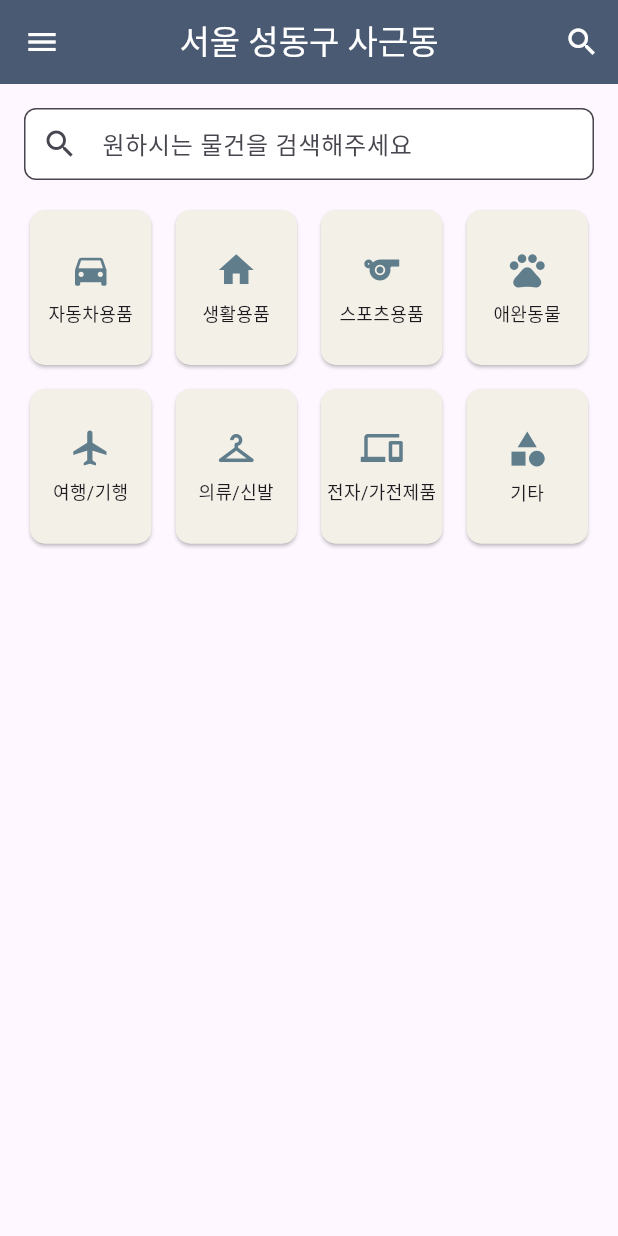
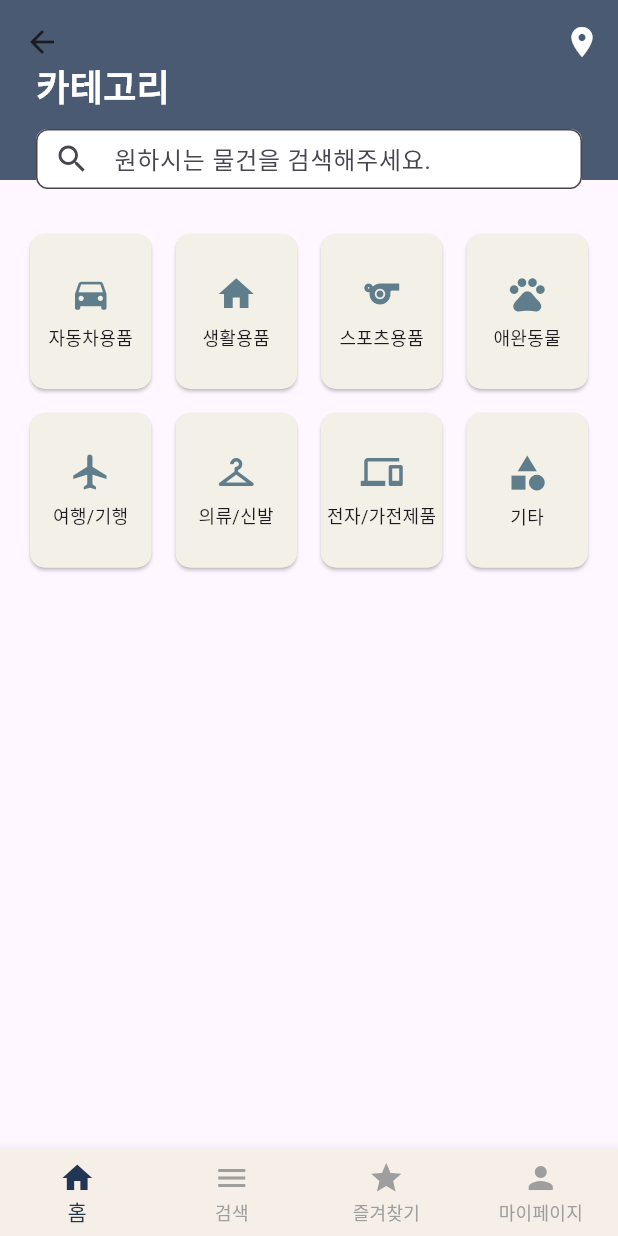
Before and after one commit to DECODINGBOT/2025_ESC, a Flutter app: the CategoryScreen screen opened directly, on a phone screen of 412 x 824 dp. Run offline on Flutter 3.47's test engine with Material 3 defaults, Android fonts, the phone set to English and light mode, and no system bars; our stand-ins replace firebase_auth, firebase_core, flutter_svg; accounts and stored records are empty; Roboto replaces fonts that are missing (NanumSquareRound).

Commit message:
merging category complete

```diff
--- a/lib/screens/category_screen.dart
+++ b/lib/screens/category_screen.dart
@@ -1,5 +1,6 @@
 import 'package:flutter/material.dart';
-import 'package:flutter/widgets.dart';
+import 'package:sharing_items/src/custom/app_bar.dart';
+import 'package:sharing_items/src/custom/bottom_nav.dart';
 
 class CategoryScreen extends StatefulWidget {
   const CategoryScreen({super.key});
@@ -23,37 +24,11 @@ class _CategoryScreenState extends State<CategoryScreen> {
   @override
   Widget build(BuildContext context) {
     return Scaffold(
-      appBar: AppBar(
-        backgroundColor: const Color(0xFF4A5A73), // 상단 파란색
-        title: const Text("서울 성동구 사근동", style: TextStyle(color: Colors.white)),
-        centerTitle: true,
-        leading: Icon(Icons.menu, color: Colors.white),
-        actions: [
-          IconButton(
-            icon: const Icon(Icons.search, color: Colors.white),
-            onPressed: () {},
-          ),
-        ],
-        elevation: 0,
-      ),
+      appBar: CustomAppBar(title: '카테고리'),
       body: SingleChildScrollView(
         padding: const EdgeInsets.all(16),
         child: Column(
           children: [
-            // 검색창
-            TextField(
-              decoration: InputDecoration(
-                hintText: "원하시는 물건을 검색해주세요",
-                prefixIcon: const Icon(Icons.search),
-                filled: true,
-                fillColor: Colors.white,
-                contentPadding: const EdgeInsets.symmetric(vertical: 0, horizontal: 16),
-                border: OutlineInputBorder(
-                  borderRadius: BorderRadius.circular(8),
-                  borderSide: BorderSide(color: Colors.grey.shade300),
-                ),
-              ),
-            ),
             const SizedBox(height: 16),
             // 카테고리 카드
             GridView.builder(
@@ -96,6 +71,8 @@ class _CategoryScreenState extends State<CategoryScreen> {
           ],
         ),
       ),
+
+      bottomNavigationBar: CustomBottomNav(),
     );
   }
 }
--- a/lib/screens/login_screen.dart
+++ b/lib/screens/login_screen.dart
@@ -37,7 +37,7 @@ class _LoginPageState extends State<LoginPage> {
               ),
             ),
             toolbarHeight: 120.0,
-            backgroundColor: const Color(0xFF213555)
+            backgroundColor: const Color(0xFF4A5A73)
           ),
         ),
         body: SingleChildScrollView(
@@ -97,7 +97,7 @@ class _LoginPageState extends State<LoginPage> {
       height: 54,
       child: ElevatedButton(
         style: ElevatedButton.styleFrom(
-          backgroundColor: const Color(0xFF213555),
+          backgroundColor: const Color(0xFF4A5A73),
           shape: RoundedRectangleBorder(
             borderRadius: BorderRadius.circular(14),
           ),
@@ -147,7 +147,7 @@ class _LoginPageState extends State<LoginPage> {
       height: 54,
       child: ElevatedButton(
         style: ElevatedButton.styleFrom(
-          backgroundColor: const Color(0xFF213555),
+          backgroundColor: const Color(0xFF4A5A73),
           shape: RoundedRectangleBorder(
             borderRadius: BorderRadius.circular(14),
           ),
--- /dev/null
+++ b/lib/src/custom/app_bar.dart
@@ -0,0 +1,83 @@
+import 'package:flutter/material.dart';
+
+class CustomAppBar extends StatelessWidget implements PreferredSizeWidget {
+  final String title;
+  final TextEditingController? searchController;
+  final bool showSearch;
+
+  const CustomAppBar({
+    super.key,
+    required this.title,
+    this.searchController,
+    this.showSearch = false,
+  });
+
+  @override
+  Size get preferredSize => const Size.fromHeight(120);
+
+  @override
+  Widget build(BuildContext context) {
+    return AppBar(
+      backgroundColor: const Color(0xFF4A5A73),
+      elevation: 0,
+      flexibleSpace: Padding(
+        padding: EdgeInsets.only(top: 40, left: 24, right: 24, bottom: 8),
+        child: Column(
+          crossAxisAlignment: CrossAxisAlignment.start,
+          children: [
+            Row(
+              mainAxisAlignment: MainAxisAlignment.spaceBetween,
+              children: [
+                Text(
+                  title,
+                  style: TextStyle(
+                    fontSize: 24,
+                    fontWeight: FontWeight.bold,
+                    color: Colors.white,
+                  ),
+                ),
+                Center(
+                  /// 가운데 부분 채우기
+                ),
+              ],
+            ),
+
+            const SizedBox(height: 12),
+
+            Container(
+              height: 40,
+              decoration: BoxDecoration(
+                color: Colors.white,
+                borderRadius: BorderRadius.circular(8),
+              ),
+              child: TextField(
+                controller: searchController,
+                decoration: InputDecoration(
+                  hintText: "원하시는 물건을 검색해주세요.",
+                  prefixIcon: const Icon(Icons.search),
+                  filled: true,
+                  fillColor: Colors.white,
+                  contentPadding: const EdgeInsets.symmetric(vertical: 0, horizontal: 16),
+                  border: OutlineInputBorder(
+                    borderRadius: BorderRadius.circular(8),
+                    borderSide: BorderSide(color: Colors.grey.shade300),
+                  ),
+                ),
+              ),
+            ),
+          ],
+        ),
+      ),
+      actions: [
+        IconButton(
+          icon: const Icon(Icons.location_on),
+          color: Colors.white,
+          tooltip: '위치 설정',
+          onPressed: () {
+            //구글지도를 통해 위치설정 기능 구현하기
+          },
+        ),
+      ],
+    );
+  }
+}
--- /dev/null
+++ b/lib/src/custom/bottom_nav.dart
@@ -0,0 +1,41 @@
+import 'package:flutter/material.dart';
+
+class CustomBottomNav extends StatelessWidget {
+
+  const CustomBottomNav({super.key});
+
+  @override
+  Widget build(BuildContext context) {
+    return BottomNavigationBar(
+      //currentIndex: 0,
+      backgroundColor: const Color(0xFFF5EFE7),
+      unselectedItemColor: Colors.grey,
+      selectedItemColor: const Color(0xFF213555),
+      type: BottomNavigationBarType.fixed,
+      onTap: (int index) {
+        switch (index) {
+          case 0:
+            Navigator.pushReplacementNamed(context, '/home');
+            break;
+          case 1:
+            Navigator.pushReplacementNamed(context, '/category'); //search로 바꿀 예정
+            break;
+          case 2:
+            Navigator.pushReplacementNamed(context, '/favorites');
+            break;
+          case 3:
+            Navigator.pushReplacementNamed(context, '/mypage');
+            break;
+          default:
+            Navigator.pushReplacementNamed(context, '/home');
+        }
+      },
+      items: const [
+        BottomNavigationBarItem(icon: Icon(Icons.home), label: '홈'),
+        BottomNavigationBarItem(icon: Icon(Icons.menu), label: '검색'),
+        BottomNavigationBarItem(icon: Icon(Icons.star), label: '즐겨찾기'),
+        BottomNavigationBarItem(icon: Icon(Icons.person), label: '마이페이지'),
+      ],
+    );
+  }
+}
```
Also changed, not shown: lib/main.dart (+26 -42 lines), lib/screens/home_screen.dart (+3 -136 lines).
